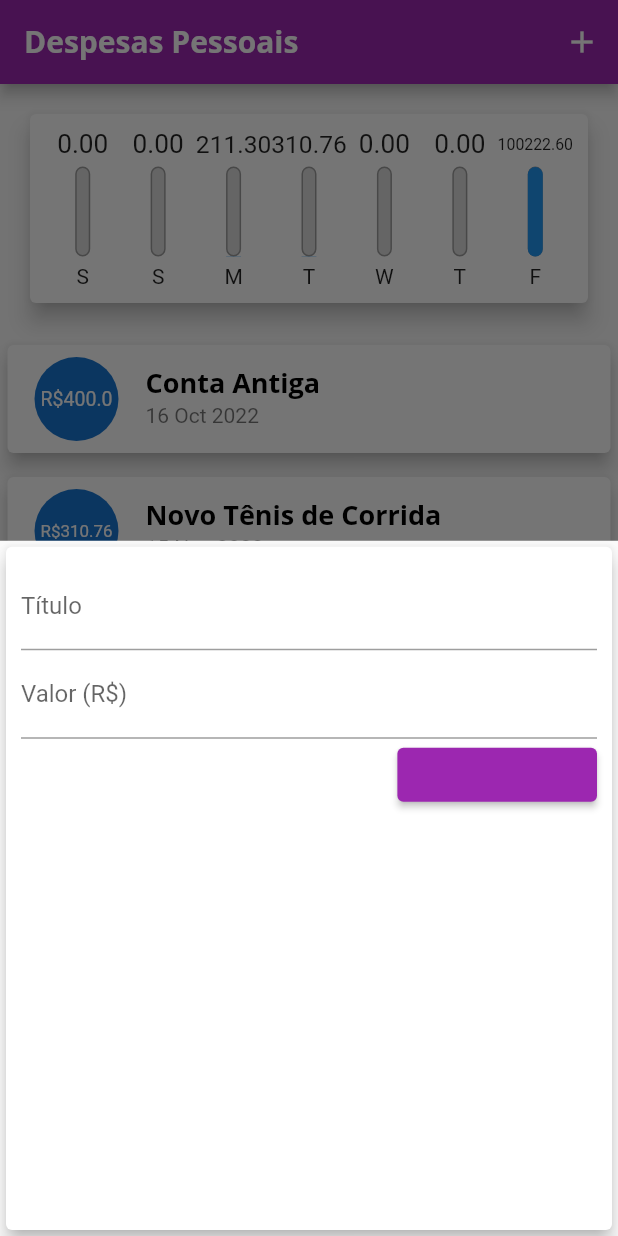
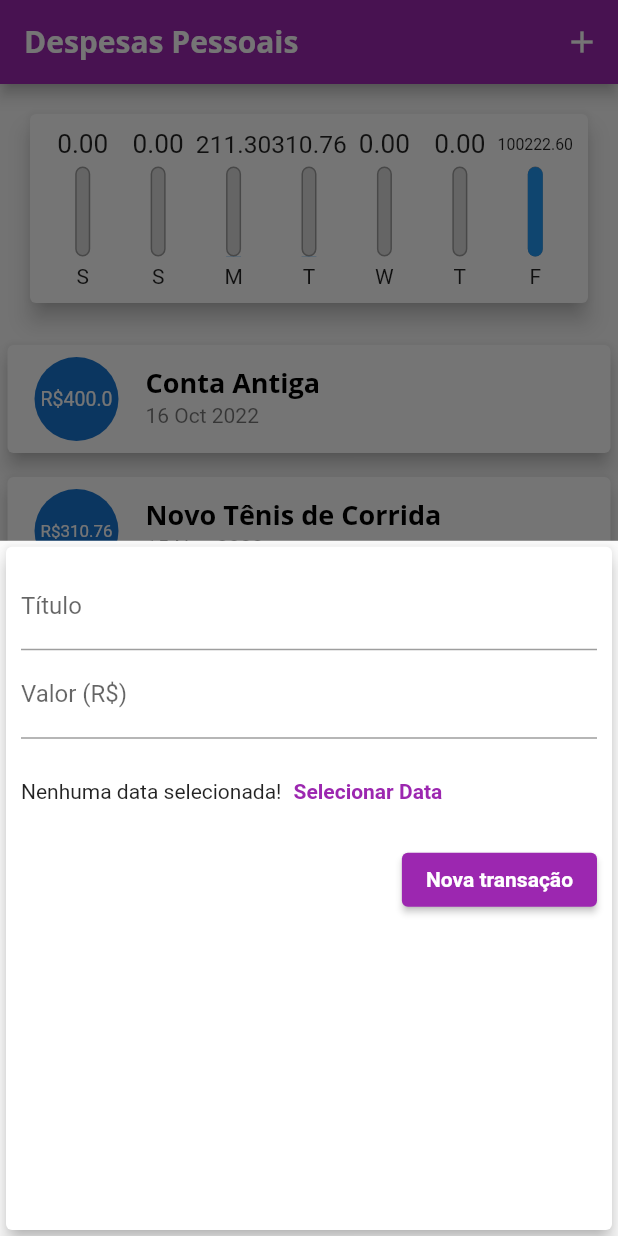
Before and after one commit to michelbaleeiro/expenses, a Flutter app: the screen it shows after launch, after a tap on the "add" icon, on a phone screen of 412 x 824 dp. Run offline on Flutter 3.47's test engine with Material 2 defaults, Android fonts, the phone set to English and light mode, and no system bars.

Commit message:
131. Preparando Formulário

```diff
--- a/lib/components/transaction_form.dart
+++ b/lib/components/transaction_form.dart
@@ -1,4 +1,5 @@
 import 'package:flutter/material.dart';
+
 // ignore: use_key_in_widget_constructors
 class TransactionForm extends StatefulWidget {
   final void Function(String, double) onSubmit;
@@ -17,7 +18,7 @@ class _TransactionFormState extends State<TransactionForm> {
     final title = titleController.text;
     final value = double.tryParse(valueController.text) ?? 0.0;
 
-    if(title.isEmpty || value <= 0){
+    if (title.isEmpty || value <= 0) {
       return;
     }
 
@@ -44,20 +45,44 @@ class _TransactionFormState extends State<TransactionForm> {
               controller: valueController,
               keyboardType:
                   const TextInputType.numberWithOptions(decimal: true),
-                  onSubmitted: (_) => _submitForm(),
+              onSubmitted: (_) => _submitForm(),
               decoration: const InputDecoration(
                 labelText: 'Valor (R\$)',
+              ),
+            ),
+            // ignore: sized_box_for_whitespace
+            Container(
+              height: 70,
+              child: Row(
+                children: [
+                  const Text('Nenhuma data selecionada!'),
+                  TextButton(
+                    child: const Text(
+                      'Selecionar Data',
+                      style: TextStyle(
+                        fontWeight: FontWeight.bold,
+                      ),
+                    ),
+                    // style: ElevatedButton.styleFrom(
+                    //   primary: Theme.of(context).primaryColor,
+                    //   onPrimary: Colors.white,
+                    // ),
+                    onPressed: () {},
+                  ),
+
+                ],
               ),
             ),
             Row(
               mainAxisAlignment: MainAxisAlignment.end,
               children: [
                 ElevatedButton(
+                  child: const Text('Nova transação'),
+                  style: ElevatedButton.styleFrom(
+                    // primary: Theme.of(context).primaryColor,
+                    onPrimary: Theme.of(context).textTheme.button?.color,
+                  ),
                   onPressed: _submitForm,
-                  child: const Text(
-                    'Nova Transação',
-                    style: TextStyle(color: Colors.purple),
-                  ),
                 ),
               ],
             ),
--- a/lib/main.dart
+++ b/lib/main.dart
@@ -30,13 +30,17 @@ class ExpensesApp extends StatelessWidget {
             fontWeight: FontWeight.bold,
             color: Colors.black,
           ),
+          button: const TextStyle(
+            color: Colors.white,
+            fontWeight: FontWeight.bold,
+          ),
         ),
         appBarTheme: const AppBarTheme(
           titleTextStyle: TextStyle(
             fontFamily: 'OpenSans',
             fontSize: 20,
             fontWeight: FontWeight.bold,
-            color: Colors.white,
+            // color: Colors.white,
           ),
         ),
       ),
```
